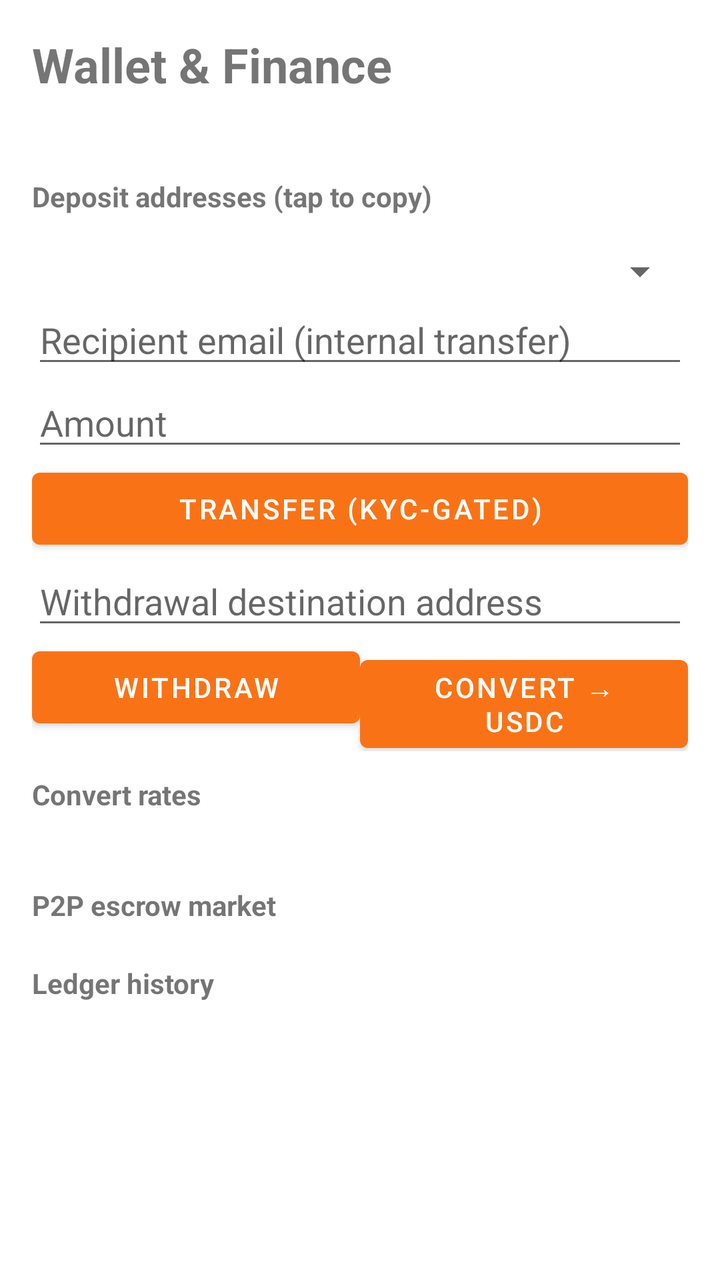
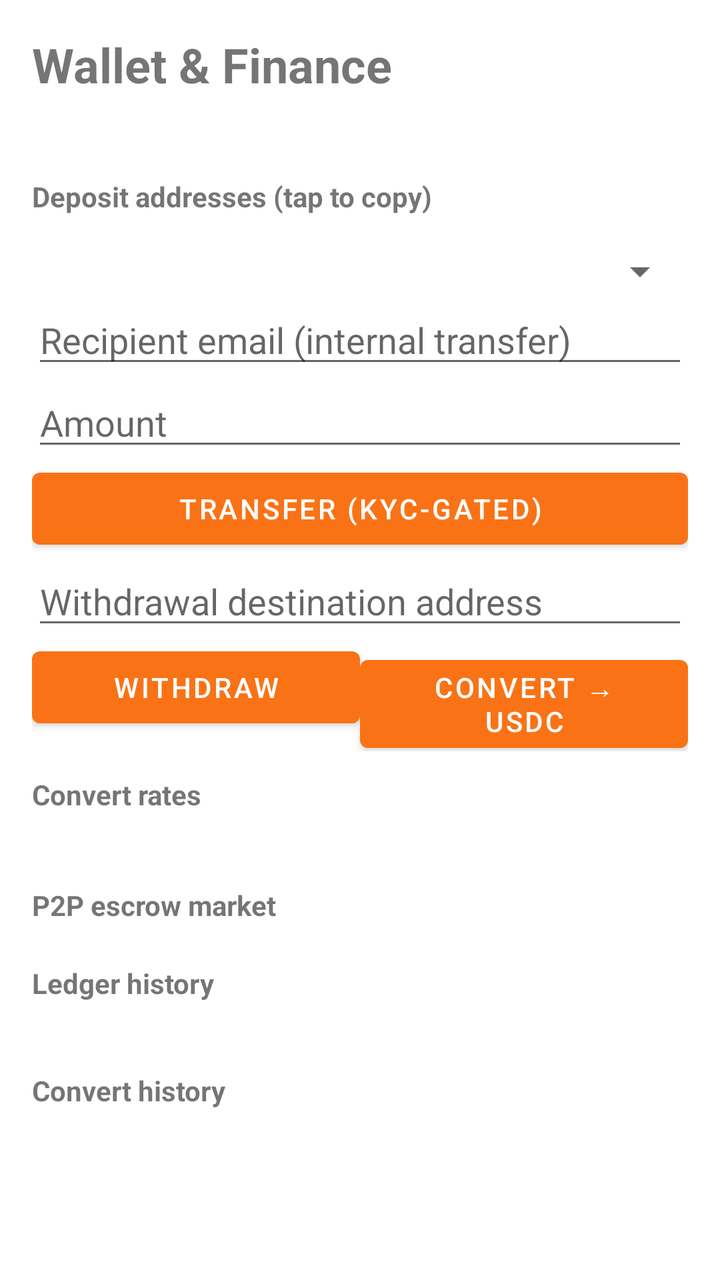

Before-and-after screenshots of an Android layout around one commit, followed by the original layout XML and the change that was made.
<!-- AndroidManifest.xml: application theme Theme.UserWallet -->
<!-- res/layout/fragment_finance.xml -->
<?xml version="1.0" encoding="utf-8"?>
<ScrollView xmlns:android="http://schemas.android.com/apk/res/android"
    android:layout_width="match_parent"
    android:layout_height="match_parent">

    <LinearLayout
        android:layout_width="match_parent"
        android:layout_height="wrap_content"
        android:orientation="vertical"
        android:padding="16dp">

        <TextView
            android:layout_width="wrap_content"
            android:layout_height="wrap_content"
            android:text="Wallet &amp; Finance"
            android:textSize="24sp"
            android:textStyle="bold" />

        <TextView
            android:id="@+id/finAccountsText"
            android:layout_width="match_parent"
            android:layout_height="wrap_content"
            android:layout_marginTop="8dp"
            android:fontFamily="monospace"
            android:textSize="12sp" />

        <TextView
            android:layout_width="wrap_content"
            android:layout_height="wrap_content"
            android:text="Deposit addresses (tap to copy)"
            android:layout_marginTop="16dp"
            android:textStyle="bold" />
        <LinearLayout
            android:id="@+id/finDepositsList"
            android:layout_width="match_parent"
            android:layout_height="wrap_content"
            android:layout_marginTop="8dp"
            android:orientation="vertical" />

        <Spinner
            android:id="@+id/finCurrencySpinner"
            android:layout_width="match_parent"
            android:layout_height="wrap_content"
            android:layout_marginTop="8dp" />

        <EditText
            android:id="@+id/finToInput"
            android:layout_width="match_parent"
            android:layout_height="wrap_content"
            android:hint="Recipient email (internal transfer)" />
        <EditText
            android:id="@+id/finAmountInput"
            android:layout_width="match_parent"
            android:layout_height="wrap_content"
            android:hint="Amount"
            android:inputType="numberDecimal" />
        <Button
            android:id="@+id/finTransferBtn"
            android:layout_width="match_parent"
            android:layout_height="wrap_content"
            android:text="Transfer (KYC-gated)" />

        <EditText
            android:id="@+id/finWAddressInput"
            android:layout_width="match_parent"
            android:layout_height="wrap_content"
            android:hint="Withdrawal destination address" />
        <LinearLayout
            android:layout_width="match_parent"
            android:layout_height="wrap_content"
            android:orientation="horizontal">
            <Button
                android:id="@+id/finWithdrawBtn"
                android:layout_width="0dp"
                android:layout_height="wrap_content"
                android:layout_weight="1"
                android:text="Withdraw" />
            <Button
                android:id="@+id/finConvertBtn"
                android:layout_width="0dp"
                android:layout_height="wrap_content"
                android:layout_weight="1"
                android:text="Convert → USDC" />
        </LinearLayout>

        <TextView
            android:layout_width="wrap_content"
            android:layout_height="wrap_content"
            android:text="Convert rates"
            android:layout_marginTop="12dp"
            android:textStyle="bold" />
        <TextView
            android:id="@+id/finRatesText"
            android:layout_width="match_parent"
            android:layout_height="wrap_content"
            android:layout_marginTop="8dp"
            android:fontFamily="monospace"
            android:textSize="12sp" />

        <TextView
            android:layout_width="wrap_content"
            android:layout_height="wrap_content"
            android:text="P2P escrow market"
            android:layout_marginTop="12dp"
            android:textStyle="bold" />
        <LinearLayout
            android:id="@+id/finEscrowList"
            android:layout_width="match_parent"
            android:layout_height="wrap_content"
            android:layout_marginTop="8dp"
            android:orientation="vertical" />

        <TextView
            android:layout_width="wrap_content"
            android:layout_height="wrap_content"
            android:text="Ledger history"
            android:layout_marginTop="12dp"
            android:textStyle="bold" />
        <TextView
            android:id="@+id/finHistoryText"
            android:layout_width="match_parent"
            android:layout_height="wrap_content"
            android:layout_marginTop="8dp"
            android:fontFamily="monospace"
            android:textSize="11sp" />

        <TextView
            android:id="@+id/finStatusText"
            android:layout_width="match_parent"
            android:layout_height="wrap_content"
            android:layout_marginTop="8dp" />
    </LinearLayout>
</ScrollView>
<!-- resources referenced by this layout -->
<resources>
  <style name="Theme.UserWallet" parent="Theme.MaterialComponents.DayNight.NoActionBar">
          <item name="colorPrimary">#F97316</item>
          <item name="colorPrimaryVariant">#EA580C</item>
          <item name="colorOnPrimary">#FFFFFF</item>
          <item name="colorSecondary">#FB923C</item>
          <item name="colorOnSecondary">#1F1300</item>
          <item name="colorSurface">@android:color/white</item>
          <item name="colorOnSurface">#1B1B1B</item>
          <item name="colorBackground">#FAFAFA</item>
          <item name="colorError">#DC2626</item>
          <item name="android:statusBarColor">?attr/colorPrimaryVariant</item>
      </style>
</resources>

<!-- the commit's change to res/layout/fragment_finance.xml (unified diff, before → after) -->
@@ -125,6 +125,20 @@
             android:textSize="11sp" />
 
         <TextView
+            android:layout_width="wrap_content"
+            android:layout_height="wrap_content"
+            android:text="Convert history"
+            android:layout_marginTop="12dp"
+            android:textStyle="bold" />
+        <TextView
+            android:id="@+id/finConvertHistoryText"
+            android:layout_width="match_parent"
+            android:layout_height="wrap_content"
+            android:layout_marginTop="8dp"
+            android:fontFamily="monospace"
+            android:textSize="11sp" />
+
+        <TextView
             android:id="@+id/finStatusText"
             android:layout_width="match_parent"
             android:layout_height="wrap_content"
